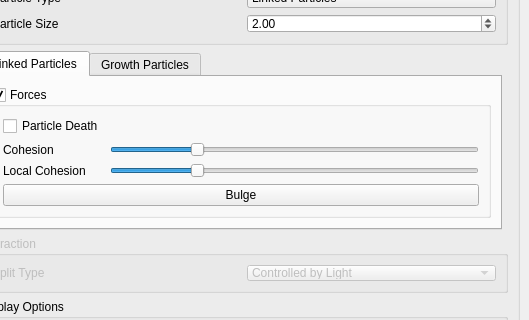
eulersson/CellGrowth, file ui/GUI.ui: the form before one commit; both pictures show x 593 to 1122 and y 98 to 418 of the 1122 by 584 pixel window.
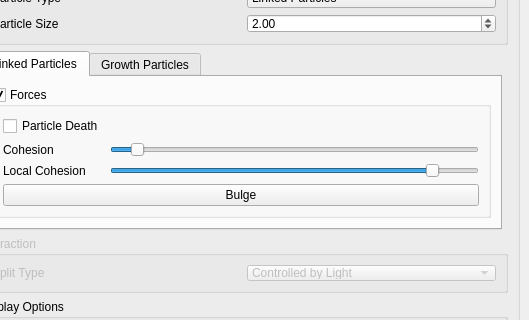
The form after the commit.

Commit message: Initial UI values changed. Sliders work the right way. Light starts above particles rather than inside.

```diff
--- a/ui/GUI.ui
+++ b/ui/GUI.ui
@@ -96,13 +96,13 @@
                  <bool>false</bool>
                 </property>
                 <property name="minimum">
-                 <number>10</number>
+                 <number>0</number>
                 </property>
                 <property name="maximum">
-                 <number>99</number>
+                 <number>90</number>
                 </property>
                 <property name="value">
-                 <number>30</number>
+                 <number>5</number>
                 </property>
                 <property name="orientation">
                  <enum>Qt::Horizontal</enum>
@@ -121,13 +121,13 @@
                  <bool>false</bool>
                 </property>
                 <property name="minimum">
-                 <number>10</number>
+                 <number>0</number>
                 </property>
                 <property name="maximum">
-                 <number>99</number>
+                 <number>90</number>
                 </property>
                 <property name="value">
-                 <number>30</number>
+                 <number>80</number>
                 </property>
                 <property name="orientation">
                  <enum>Qt::Horizontal</enum>
```
The commit also changes 3 other files.
